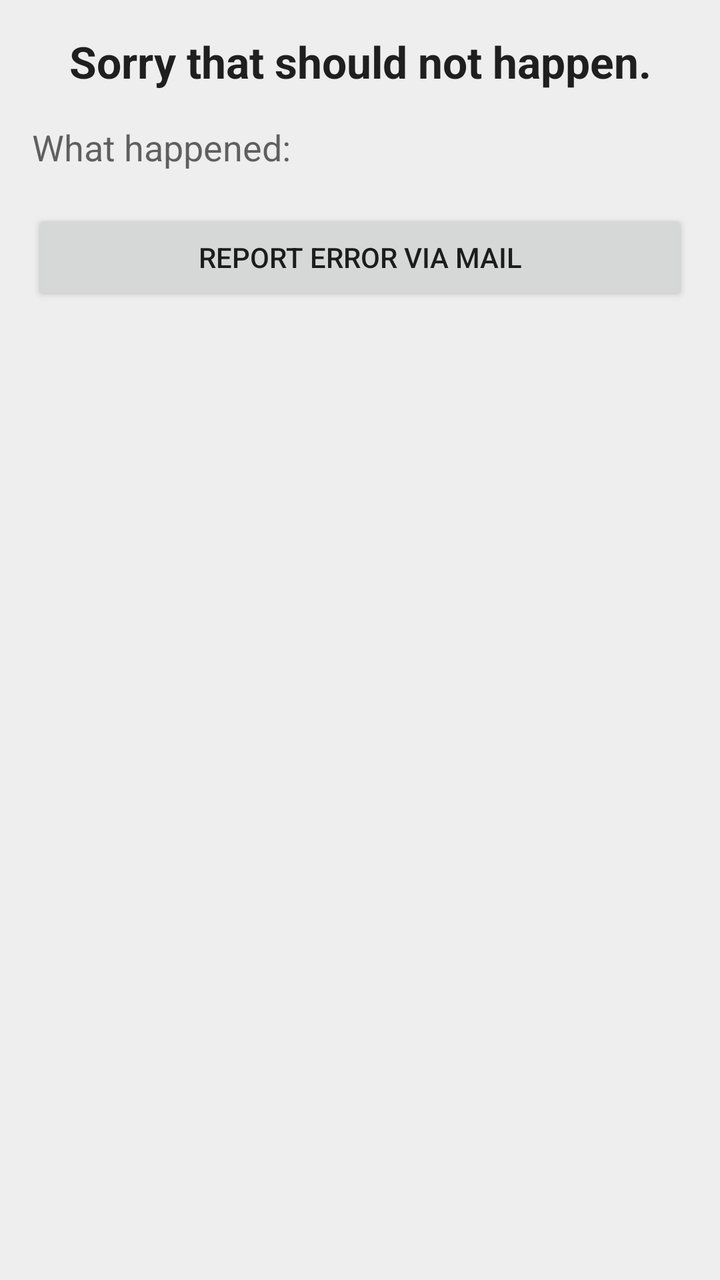
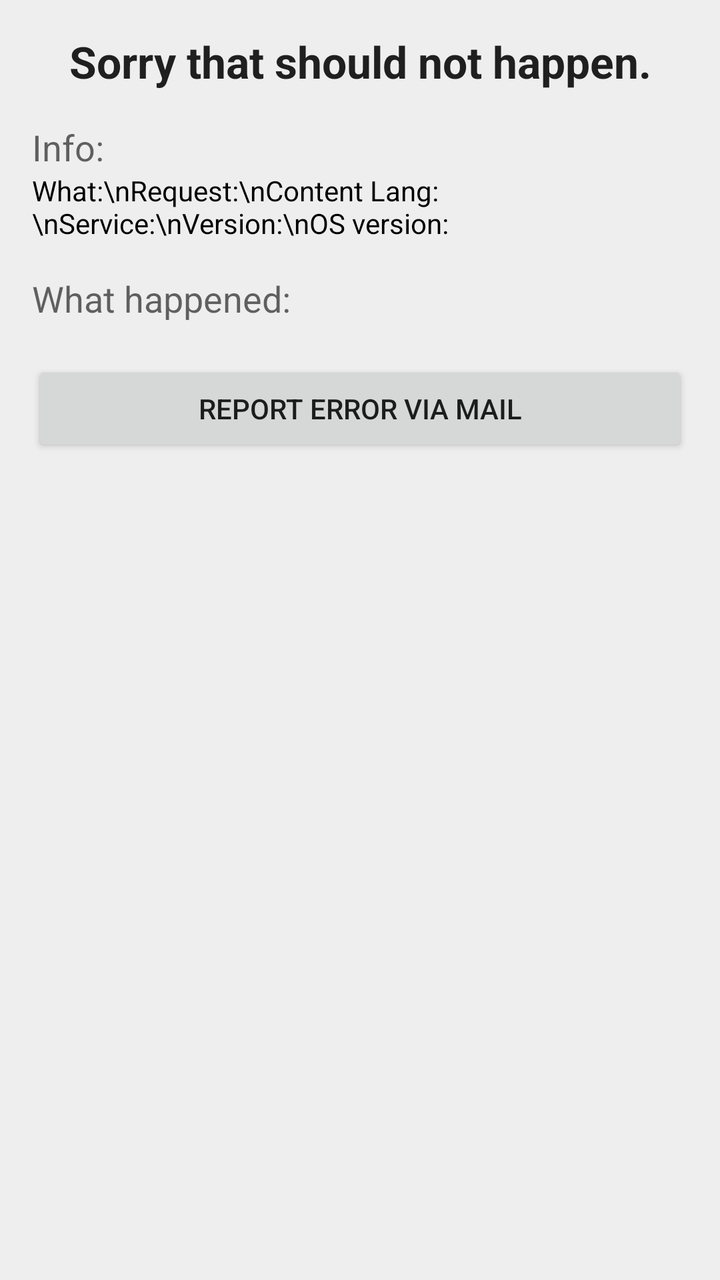

The first picture is an Android layout as it rendered before a commit; the second is the same layout after the commit. The layout source and the unified diff follow.
<!-- AndroidManifest.xml: application theme AppTheme -->
<!-- res/layout/activity_error.xml -->
<?xml version="1.0" encoding="utf-8"?>
<FrameLayout xmlns:android="http://schemas.android.com/apk/res/android"
    xmlns:tools="http://schemas.android.com/tools"
    android:layout_width="match_parent"
    android:layout_height="match_parent"
    tools:context="org.schabi.newpipe.errorhandling.ErrorActivity">

    <ScrollView
        android:id="@+id/scrollView"
        android:layout_width="match_parent"
        android:layout_height="match_parent">

        <LinearLayout
            android:layout_width="match_parent"
            android:layout_height="wrap_content"
            android:orientation="vertical"
            android:paddingBottom="@dimen/activity_vertical_margin"
            android:paddingLeft="@dimen/activity_horizontal_margin"
            android:paddingRight="@dimen/activity_horizontal_margin"
            android:paddingTop="@dimen/activity_vertical_margin">

            <TextView
                android:id="@+id/errorSorryView"
                android:layout_width="match_parent"
                android:layout_height="wrap_content"
                android:textAppearance="?android:attr/textAppearanceLarge"
                android:gravity="center"
                android:text="@string/sorry_string"
                android:textStyle="bold" />

            <TextView
                android:id="@+id/errorWhatHappenedView"
                android:paddingTop="@dimen/activity_vertical_margin"
                android:layout_width="wrap_content"
                android:layout_height="wrap_content"
                android:textAppearance="?android:attr/textAppearanceMedium"
                android:text="What happened:"/>

            <HorizontalScrollView
                android:layout_width="match_parent"
                android:layout_height="wrap_content"
                android:id="@+id/horizontalScrollView"
                android:layout_gravity="center" >
                <TextView
                    android:id="@+id/errorView"
                    android:layout_width="wrap_content"
                    android:layout_height="wrap_content"
                    android:typeface="monospace"/>
            </HorizontalScrollView>

            <Button
                android:id="@+id/errorReportButton"
                android:layout_width="match_parent"
                android:layout_height="wrap_content"
                android:text="@string/error_report_button_text" />

        </LinearLayout>
    </ScrollView>

</FrameLayout>
<!-- resources referenced by this layout -->
<resources>
  <dimen name="activity_horizontal_margin">16dp</dimen>
  <dimen name="activity_vertical_margin">16dp</dimen>
  <string name="error_report_button_text">Report error via mail</string>
  <string name="sorry_string">Sorry that should not happen.</string>
  <style name="AppTheme" parent="Theme.AppCompat.Light">
          <item name="android:actionBarStyle">@style/NewPipeActionbarTheme</item>
          <item name="actionBarStyle">@style/NewPipeActionbarTheme</item>
          <item name="colorPrimary">@color/light_youtube_primary_color</item>
          <item name="colorPrimaryDark">@color/light_youtube_dark_color</item>
          <item name="colorAccent">@color/light_youtube_accent_color</item>
          <item name="android:windowBackground">@color/light_background_color</item>
      </style>
  <style name="NewPipeActionbarTheme" parent="Widget.AppCompat.Light.ActionBar.Solid">
          <item name="android:displayOptions">showHome</item>
          <item name="displayOptions">showHome</item>
          <item name="android:background">@color/light_youtube_primary_color</item>
          <item name="background">@color/light_youtube_primary_color</item>
      </style>
  <color name="light_youtube_primary_color">#CD322E</color>
  <color name="light_youtube_dark_color">#BC211D</color>
  <color name="light_youtube_accent_color">#000000</color>
  <color name="light_background_color">#EEEEEE</color>
</resources>

<!-- the commit's change to res/layout/activity_error.xml (unified diff, before → after) -->
@@ -3,7 +3,7 @@
     xmlns:tools="http://schemas.android.com/tools"
     android:layout_width="match_parent"
     android:layout_height="match_parent"
-    tools:context="org.schabi.newpipe.errorhandling.ErrorActivity">
+    tools:context=".ErrorActivity">
 
     <ScrollView
         android:id="@+id/scrollView"
@@ -17,7 +17,9 @@
             android:paddingBottom="@dimen/activity_vertical_margin"
             android:paddingLeft="@dimen/activity_horizontal_margin"
             android:paddingRight="@dimen/activity_horizontal_margin"
-            android:paddingTop="@dimen/activity_vertical_margin">
+            android:paddingTop="@dimen/activity_vertical_margin"
+            android:focusable="true"
+            android:focusableInTouchMode="true">
 
             <TextView
                 android:id="@+id/errorSorryView"
@@ -29,12 +31,48 @@
                 android:textStyle="bold" />
 
             <TextView
+                android:id="@+id/errorDeviceHeadlineView"
+                android:paddingTop="@dimen/activity_vertical_margin"
+                android:layout_width="wrap_content"
+                android:layout_height="wrap_content"
+                android:textAppearance="?android:attr/textAppearanceMedium"
+                android:text="@string/what_device_headline"/>
+            
+            <LinearLayout
+                android:id="@+id/errorInfoLayout"
+                android:layout_width="match_parent"
+                android:layout_height="wrap_content"
+                android:orientation="horizontal">
+                
+                <TextView
+                    android:id="@+id/errorInfoLabelsView"
+                    android:layout_weight="1"
+                    android:layout_width="200dp"
+                    android:layout_height="wrap_content"
+                    android:textColor="@android:color/black"
+                    android:text="@string/info_labels"/>
+
+                <HorizontalScrollView
+                    android:layout_weight="1"
+                    android:layout_width="wrap_content"
+                    android:layout_height="wrap_content">
+
+                    <TextView
+                        android:id="@+id/errorInfosView"
+                        android:layout_width="wrap_content"
+                        android:layout_height="wrap_content" />
+
+                </HorizontalScrollView>
+
+            </LinearLayout>
+
+            <TextView
                 android:id="@+id/errorWhatHappenedView"
                 android:paddingTop="@dimen/activity_vertical_margin"
                 android:layout_width="wrap_content"
                 android:layout_height="wrap_content"
                 android:textAppearance="?android:attr/textAppearanceMedium"
-                android:text="What happened:"/>
+                android:text="@string/what_happened_headline"/>
 
             <HorizontalScrollView
                 android:layout_width="match_parent"
<!-- resource entries referenced after the edit -->
@@ -3,7 +3,10 @@
   <dimen name="activity_horizontal_margin">16dp</dimen>
   <dimen name="activity_vertical_margin">16dp</dimen>
   <string name="error_report_button_text">Report error via mail</string>
+  <string name="info_labels">What:\\nRequest:\\nContent Lang:\\nService:\\nVersion:\\nOS version:</string>
   <string name="sorry_string">Sorry that should not happen.</string>
+  <string name="what_device_headline">Info:</string>
+  <string name="what_happened_headline">What happened:</string>
   <style name="AppTheme" parent="Theme.AppCompat.Light">
           <item name="android:actionBarStyle">@style/NewPipeActionbarTheme</item>
           <item name="actionBarStyle">@style/NewPipeActionbarTheme</item>
